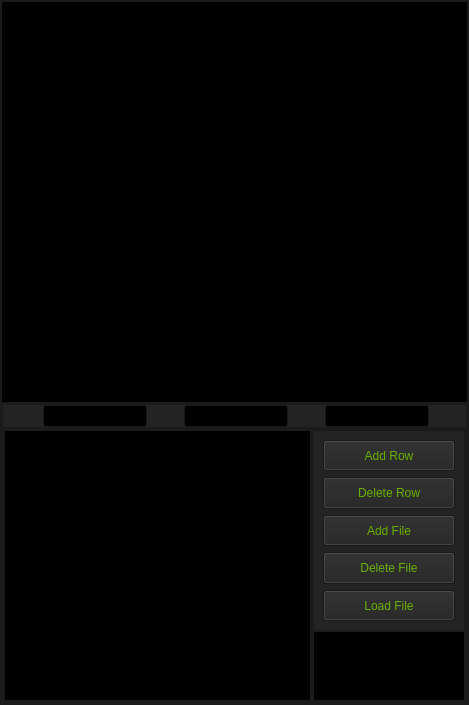
Qt form mainwindow.ui (hakan-demirli/cGPA-Calculator) before a commit.
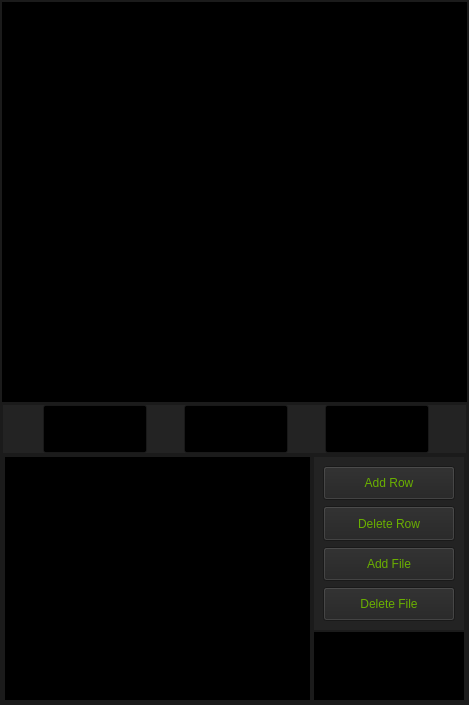
The same form after that commit.

```diff
--- a/mainwindow.ui
+++ b/mainwindow.ui
@@ -2053,7 +2053,7 @@
          <property name="frameShadow">
           <enum>QFrame::Raised</enum>
          </property>
-         <layout class="QVBoxLayout" name="verticalLayout_3">
+         <layout class="QVBoxLayout" name="verticalLayout_3" stretch="1,5">
           <property name="spacing">
            <number>0</number>
           </property>
@@ -10787,515 +10787,6 @@
                      </property>
                     </widget>
                    </item>
-                   <item>
-                    <widget class="QPushButton" name="fileLoadButton">
-                     <property name="sizePolicy">
-                      <sizepolicy hsizetype="Expanding" vsizetype="Expanding">
-                       <horstretch>0</horstretch>
-                       <verstretch>0</verstretch>
-                      </sizepolicy>
-                     </property>
-                     <property name="palette">
-                      <palette>
-                       <active>
-                        <colorrole role="WindowText">
-                         <brush brushstyle="SolidPattern">
-                          <color alpha="255">
-                           <red>106</red>
-                           <green>176</green>
-                           <blue>0</blue>
-                          </color>
-                         </brush>
-                        </colorrole>
-                        <colorrole role="Button">
-                         <brush brushstyle="SolidPattern">
-                          <color alpha="255">
-                           <red>35</red>
-                           <green>35</green>
-                           <blue>35</blue>
-                          </color>
-                         </brush>
-                        </colorrole>
-                        <colorrole role="Light">
-                         <brush brushstyle="SolidPattern">
-                          <color alpha="255">
-                           <red>52</red>
-                           <green>52</green>
-                           <blue>52</blue>
-                          </color>
-                         </brush>
-                        </colorrole>
-                        <colorrole role="Midlight">
-                         <brush brushstyle="SolidPattern">
-                          <color alpha="255">
-                           <red>43</red>
-                           <green>43</green>
-                           <blue>43</blue>
-                          </color>
-                         </brush>
-                        </colorrole>
-                        <colorrole role="Dark">
-                         <brush brushstyle="SolidPattern">
-                          <color alpha="255">
-                           <red>17</red>
-                           <green>17</green>
-                           <blue>17</blue>
-                          </color>
-                         </brush>
-                        </colorrole>
-                        <colorrole role="Mid">
-                         <brush brushstyle="SolidPattern">
-                          <color alpha="255">
-                           <red>23</red>
-                           <green>23</green>
-                           <blue>23</blue>
-                          </color>
-                         </brush>
-                        </colorrole>
-                        <colorrole role="Text">
-                         <brush brushstyle="SolidPattern">
-                          <color alpha="255">
-                           <red>106</red>
-                           <green>176</green>
-                           <blue>0</blue>
-                          </color>
-                         </brush>
-                        </colorrole>
-                        <colorrole role="BrightText">
-                         <brush brushstyle="SolidPattern">
-                          <color alpha="255">
-                           <red>106</red>
-                           <green>176</green>
-                           <blue>0</blue>
-                          </color>
-                         </brush>
-                        </colorrole>
-                        <colorrole role="ButtonText">
-                         <brush brushstyle="SolidPattern">
-                          <color alpha="255">
-                           <red>106</red>
-                           <green>176</green>
-                           <blue>0</blue>
-                          </color>
-                         </brush>
-                        </colorrole>
-                        <colorrole role="Base">
-                         <brush brushstyle="SolidPattern">
-                          <color alpha="255">
-                           <red>0</red>
-                           <green>0</green>
-                           <blue>0</blue>
-                          </color>
-                         </brush>
-                        </colorrole>
-                        <colorrole role="Window">
-                         <brush brushstyle="SolidPattern">
-                          <color alpha="255">
-                           <red>35</red>
-                           <green>35</green>
-                           <blue>35</blue>
-                          </color>
-                         </brush>
-                        </colorrole>
-                        <colorrole role="Shadow">
-                         <brush brushstyle="SolidPattern">
-                          <color alpha="255">
-                           <red>0</red>
-                           <green>0</green>
-                           <blue>0</blue>
-                          </color>
-                         </brush>
-                        </colorrole>
-                        <colorrole role="Highlight">
-                         <brush brushstyle="SolidPattern">
-                          <color alpha="255">
-                           <red>106</red>
-                           <green>176</green>
-                           <blue>0</blue>
-                          </color>
-                         </brush>
-                        </colorrole>
-                        <colorrole role="HighlightedText">
-                         <brush brushstyle="SolidPattern">
-                          <color alpha="255">
-                           <red>255</red>
-                           <green>255</green>
-                           <blue>255</blue>
-                          </color>
-                         </brush>
-                        </colorrole>
-                        <colorrole role="AlternateBase">
-                         <brush brushstyle="SolidPattern">
-                          <color alpha="255">
-                           <red>17</red>
-                           <green>17</green>
-                           <blue>17</blue>
-                          </color>
-                         </brush>
-                        </colorrole>
-                        <colorrole role="ToolTipBase">
-                         <brush brushstyle="SolidPattern">
-                          <color alpha="255">
-                           <red>0</red>
-                           <green>0</green>
-                           <blue>0</blue>
-                          </color>
-                         </brush>
-                        </colorrole>
-                        <colorrole role="ToolTipText">
-                         <brush brushstyle="SolidPattern">
-                          <color alpha="255">
-                           <red>0</red>
-                           <green>0</green>
-                           <blue>0</blue>
-                          </color>
-                         </brush>
-                        </colorrole>
-                        <colorrole role="PlaceholderText">
-                         <brush brushstyle="SolidPattern">
-                          <color alpha="128">
-                           <red>255</red>
-                           <green>255</green>
-                           <blue>255</blue>
-                          </color>
-                         </brush>
-                        </colorrole>
-                       </active>
-                       <inactive>
-                        <colorrole role="WindowText">
-                         <brush brushstyle="SolidPattern">
-                          <color alpha="255">
-                           <red>106</red>
-                           <green>176</green>
-                           <blue>0</blue>
-                          </color>
-                         </brush>
-                        </colorrole>
-                        <colorrole role="Button">
-                         <brush brushstyle="SolidPattern">
-                          <color alpha="255">
-                           <red>35</red>
-                           <green>35</green>
-                           <blue>35</blue>
-                          </color>
-                         </brush>
-                        </colorrole>
-                        <colorrole role="Light">
-                         <brush brushstyle="SolidPattern">
-                          <color alpha="255">
-                           <red>52</red>
-                           <green>52</green>
-                           <blue>52</blue>
-                          </color>
-                         </brush>
-                        </colorrole>
-                        <colorrole role="Midlight">
-                         <brush brushstyle="SolidPattern">
-                          <color alpha="255">
-                           <red>43</red>
-                           <green>43</green>
-                           <blue>43</blue>
-                          </color>
-                         </brush>
-                        </colorrole>
-                        <colorrole role="Dark">
-                         <brush brushstyle="SolidPattern">
-                          <color alpha="255">
-                           <red>17</red>
-                           <green>17</green>
-                           <blue>17</blue>
-                          </color>
-                         </brush>
-                        </colorrole>
-                        <colorrole role="Mid">
-                         <brush brushstyle="SolidPattern">
-                          <color alpha="255">
-                           <red>23</red>
-                           <green>23</green>
-                           <blue>23</blue>
-                          </color>
-                         </brush>
-                        </colorrole>
-                        <colorrole role="Text">
-                         <brush brushstyle="SolidPattern">
-                          <color alpha="255">
-                           <red>106</red>
-                           <green>176</green>
-                           <blue>0</blue>
-                          </color>
-                         </brush>
-                        </colorrole>
-                        <colorrole role="BrightText">
-                         <brush brushstyle="SolidPattern">
-                          <color alpha="255">
-                           <red>106</red>
-                           <green>176</green>
-                           <blue>0</blue>
-                          </color>
-                         </brush>
-                        </colorrole>
-                        <colorrole role="ButtonText">
-                         <brush brushstyle="SolidPattern">
-                          <color alpha="255">
-                           <red>106</red>
-                           <green>176</green>
-                           <blue>0</blue>
-                          </color>
-                         </brush>
-                        </colorrole>
-                        <colorrole role="Base">
-                         <brush brushstyle="SolidPattern">
-                          <color alpha="255">
-                           <red>0</red>
-                           <green>0</green>
-                           <blue>0</blue>
-                          </color>
-                         </brush>
-                        </colorrole>
-                        <colorrole role="Window">
-                         <brush brushstyle="SolidPattern">
-                          <color alpha="255">
-                           <red>35</red>
-                           <green>35</green>
-                           <blue>35</blue>
-                          </color>
-                         </brush>
-                        </colorrole>
-                        <colorrole role="Shadow">
-                         <brush brushstyle="SolidPattern">
-                          <color alpha="255">
-                           <red>0</red>
-                           <green>0</green>
-                           <blue>0</blue>
-                          </color>
-                         </brush>
-                        </colorrole>
-                        <colorrole role="Highlight">
-                         <brush brushstyle="SolidPattern">
-                          <color alpha="255">
-                           <red>106</red>
-                           <green>176</green>
-                           <blue>0</blue>
-                          </color>
-                         </brush>
-                        </colorrole>
-                        <colorrole role="HighlightedText">
-                         <brush brushstyle="SolidPattern">
-                          <color alpha="255">
-                           <red>255</red>
-                           <green>255</green>
-                           <blue>255</blue>
-                          </color>
-                         </brush>
-                        </colorrole>
-                        <colorrole role="AlternateBase">
-                         <brush brushstyle="SolidPattern">
-                          <color alpha="255">
-                           <red>17</red>
-                           <green>17</green>
-                           <blue>17</blue>
-                          </color>
-                         </brush>
-                        </colorrole>
-                        <colorrole role="ToolTipBase">
-                         <brush brushstyle="SolidPattern">
-                          <color alpha="255">
-                           <red>0</red>
-                           <green>0</green>
-                           <blue>0</blue>
-                          </color>
-                         </brush>
-                        </colorrole>
-                        <colorrole role="ToolTipText">
-                         <brush brushstyle="SolidPattern">
-                          <color alpha="255">
-                           <red>0</red>
-                           <green>0</green>
-                           <blue>0</blue>
-                          </color>
-                         </brush>
-                        </colorrole>
-                        <colorrole role="PlaceholderText">
-                         <brush brushstyle="SolidPattern">
-                          <color alpha="128">
-                           <red>255</red>
-                           <green>255</green>
-                           <blue>255</blue>
-                          </color>
-                         </brush>
-                        </colorrole>
-                       </inactive>
-                       <disabled>
-                        <colorrole role="WindowText">
-                         <brush brushstyle="SolidPattern">
-                          <color alpha="255">
-                           <red>17</red>
-                           <green>17</green>
-                           <blue>17</blue>
-                          </color>
-                         </brush>
-                        </colorrole>
-                        <colorrole role="Button">
-                         <brush brushstyle="SolidPattern">
-                          <color alpha="255">
-                           <red>35</red>
-                           <green>35</green>
-                           <blue>35</blue>
-                          </color>
-                         </brush>
-                        </colorrole>
-                        <colorrole role="Light">
-                         <brush brushstyle="SolidPattern">
-                          <color alpha="255">
-                           <red>52</red>
-                           <green>52</green>
-                           <blue>52</blue>
-                          </color>
-                         </brush>
-                        </colorrole>
-                        <colorrole role="Midlight">
-                         <brush brushstyle="SolidPattern">
-                          <color alpha="255">
-                           <red>43</red>
-                           <green>43</green>
-                           <blue>43</blue>
-                          </color>
-                         </brush>
-                        </colorrole>
-                        <colorrole role="Dark">
-                         <brush brushstyle="SolidPattern">
-                          <color alpha="255">
-                           <red>17</red>
-                           <green>17</green>
-                           <blue>17</blue>
-                          </color>
-                         </brush>
-                        </colorrole>
-                        <colorrole role="Mid">
-                         <brush brushstyle="SolidPattern">
-                          <color alpha="255">
-                           <red>23</red>
-                           <green>23</green>
-                           <blue>23</blue>
-                          </color>
-                         </brush>
-                        </colorrole>
-                        <colorrole role="Text">
-                         <brush brushstyle="SolidPattern">
-                          <color alpha="255">
-                           <red>17</red>
-                           <green>17</green>
-                           <blue>17</blue>
-                          </color>
-                         </brush>
-                        </colorrole>
-                        <colorrole role="BrightText">
-                         <brush brushstyle="SolidPattern">
-                          <color alpha="255">
-                           <red>106</red>
-                           <green>176</green>
-                           <blue>0</blue>
-                          </color>
-                         </brush>
-                        </colorrole>
-                        <colorrole role="ButtonText">
-                         <brush brushstyle="SolidPattern">
-                          <color alpha="255">
-                           <red>17</red>
-                           <green>17</green>
-                           <blue>17</blue>
-                          </color>
-                         </brush>
-                        </colorrole>
-                        <colorrole role="Base">
-                         <brush brushstyle="SolidPattern">
-                          <color alpha="255">
-                           <red>35</red>
-                           <green>35</green>
-                           <blue>35</blue>
-                          </color>
-                         </brush>
-                        </colorrole>
-                        <colorrole role="Window">
-                         <brush brushstyle="SolidPattern">
-                          <color alpha="255">
-                           <red>35</red>
-                           <green>35</green>
-                           <blue>35</blue>
-                          </color>
-                         </brush>
-                        </colorrole>
-                        <colorrole role="Shadow">
-                         <brush brushstyle="SolidPattern">
-                          <color alpha="255">
-                           <red>0</red>
-                           <green>0</green>
-                           <blue>0</blue>
-                          </color>
-                         </brush>
-                        </colorrole>
-                        <colorrole role="Highlight">
-                         <brush brushstyle="SolidPattern">
-                          <color alpha="255">
-                           <red>0</red>
-                           <green>120</green>
-                           <blue>215</blue>
-                          </color>
-                         </brush>
-                        </colorrole>
-                        <colorrole role="HighlightedText">
-                         <brush brushstyle="SolidPattern">
-                          <color alpha="255">
-                           <red>255</red>
-                           <green>255</green>
-                           <blue>255</blue>
-                          </color>
-                         </brush>
-                        </colorrole>
-                        <colorrole role="AlternateBase">
-                         <brush brushstyle="SolidPattern">
-                          <color alpha="255">
-                           <red>35</red>
-                           <green>35</green>
-                           <blue>35</blue>
-                          </color>
-                         </brush>
-                        </colorrole>
-                        <colorrole role="ToolTipBase">
-                         <brush brushstyle="SolidPattern">
-                          <color alpha="255">
-                           <red>0</red>
-                           <green>0</green>
-                           <blue>0</blue>
-                          </color>
-                         </brush>
-                        </colorrole>
-                        <colorrole role="ToolTipText">
-                         <brush brushstyle="SolidPattern">
-                          <color alpha="255">
-                           <red>0</red>
-                           <green>0</green>
-                           <blue>0</blue>
-                          </color>
-                         </brush>
-                        </colorrole>
-                        <colorrole role="PlaceholderText">
-                         <brush brushstyle="SolidPattern">
-                          <color alpha="128">
-                           <red>255</red>
-                           <green>255</green>
-                           <blue>255</blue>
-                          </color>
-                         </brush>
-                        </colorrole>
-                       </disabled>
-                      </palette>
-                     </property>
-                     <property name="text">
-                      <string>Load File</string>
-                     </property>
-                    </widget>
-                   </item>
                   </layout>
                  </widget>
                 </item>
```
